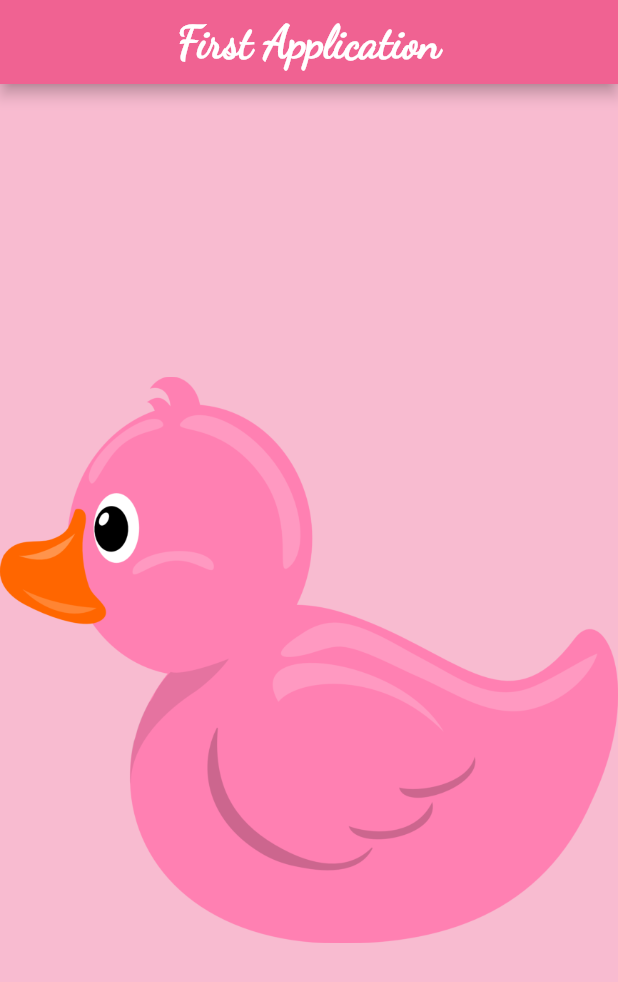
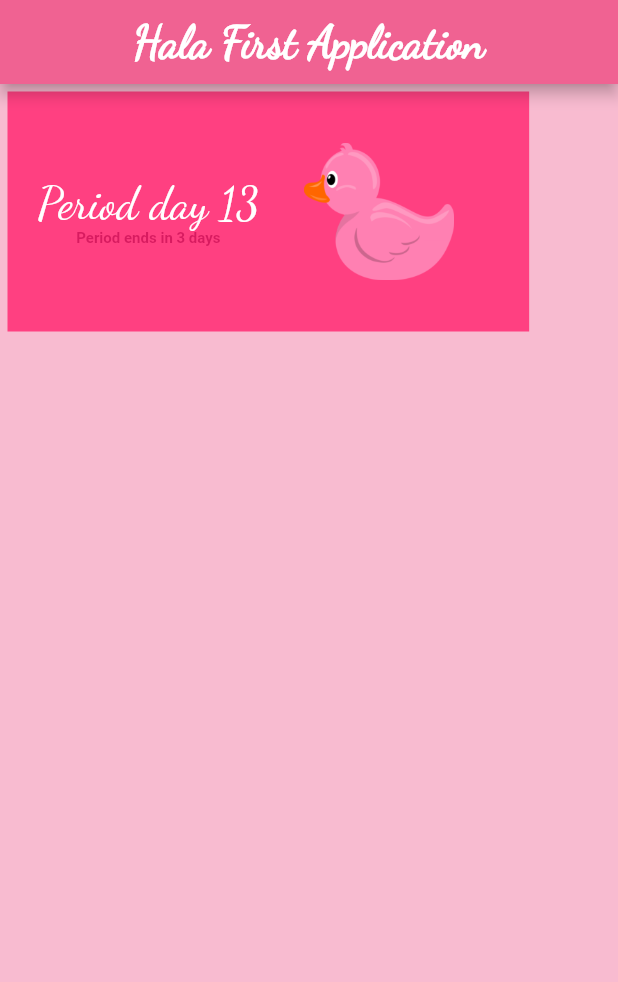
Before and after one commit to HalaJah/FlutterLearningJourney, a Flutter app: the screen it shows after launch, on a phone screen of 412 x 824 dp. Shown: the top 982 px of the screen. Run offline on Flutter 3.47's test engine with Material 2 defaults, Android fonts, the phone set to English and light mode, and no system bars.

Commit message:
Adding Columns and Rows

```diff
--- a/flutter_application_1/lib/main.dart
+++ b/flutter_application_1/lib/main.dart
@@ -1,11 +1,22 @@
 import 'package:flutter/material.dart';
 
 void main() => runApp(MaterialApp(
-   home: Scaffold(
+   home: Home(),
+   )
+
+);
+
+class Home extends StatelessWidget
+{
+  @override
+
+  Widget build(BuildContext context)
+  {
+    return Scaffold(
     backgroundColor: Colors.pink[100],
     appBar: AppBar(
       title: Text(
-        'First Application',
+        'Hala First Application',
         style: TextStyle(
         fontFamily: 'DancingScript',
         fontSize: 30.0,
@@ -16,10 +27,67 @@ void main() => runApp(MaterialApp(
       backgroundColor: Colors.pink[300],
     ),
     body: Center(
-      child: Image.asset('assets/images/duck.png')
-        ),
-    ),
+  child: Column(
+    mainAxisAlignment: MainAxisAlignment.start,
+    children: <Widget>[
+      Row(
+        children: <Widget>[
+          Container(
+            color: Colors.pinkAccent[200],
+            padding: EdgeInsets.all(20.0),
+            margin: EdgeInsets.all(5.0),
+            child: Row(children: <Widget> [
 
-   )
+              Column(children: <Widget> [
+              Text(
+                  'Period day 13',
+                  style: TextStyle(
+                    color: Colors.white,
+                    fontSize: 30.0,
+                    fontFamily: 'DancingScript',
+                  ),
+                ),
+                Text(
+                  'Period ends in 3 days',
+                  style: TextStyle(
+                  color: Colors.pink[600],
+                  fontSize: 10.0,
+                  fontWeight: FontWeight.bold,
+                  ),)
+              ],),
 
+
+                Container(
+                  margin: EdgeInsets.symmetric(horizontal: 30.0, vertical: 10.0),
+                  child: Image.asset(
+                   'assets/images/duck.png',
+                    width: 100.0,
+                    height: 100.0,
+                  ),
+                ),
+
+
+
+
+
+
+
+
+
+
+            ],)
+
+            ),
+
+        ],
+      ),
+    ],
+  ),
+),
 );
+
+
+
+  }
+
+}
```
Also changed, not shown: flutter_application_1/pubspec.yaml (+3 -6 lines).
